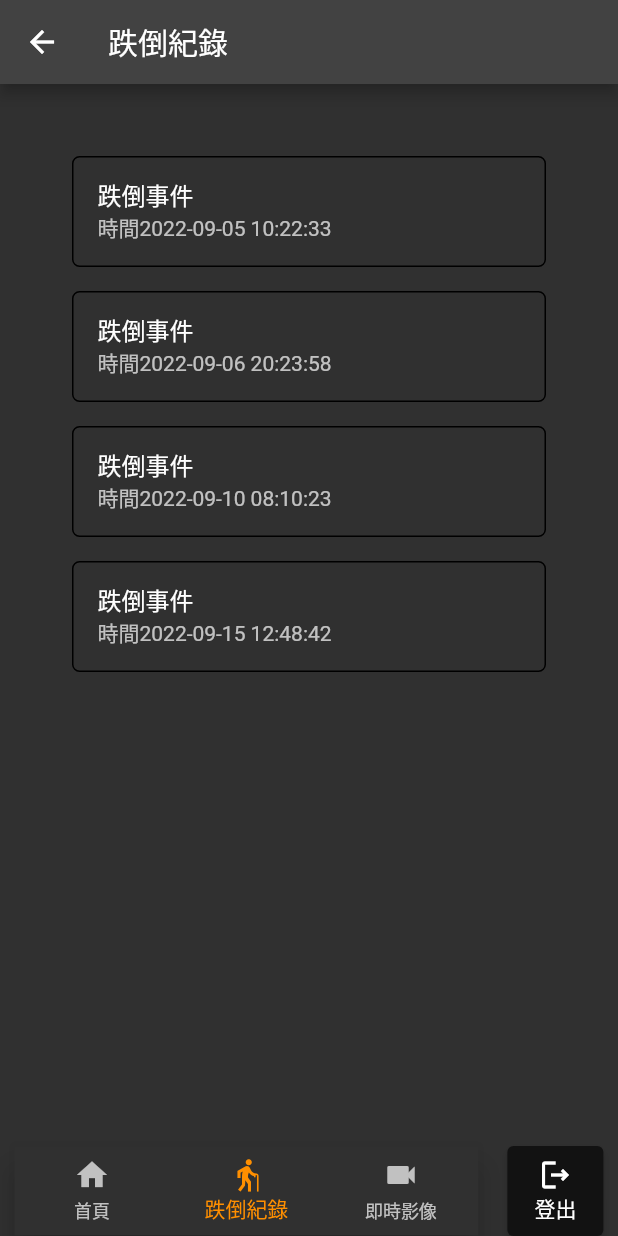
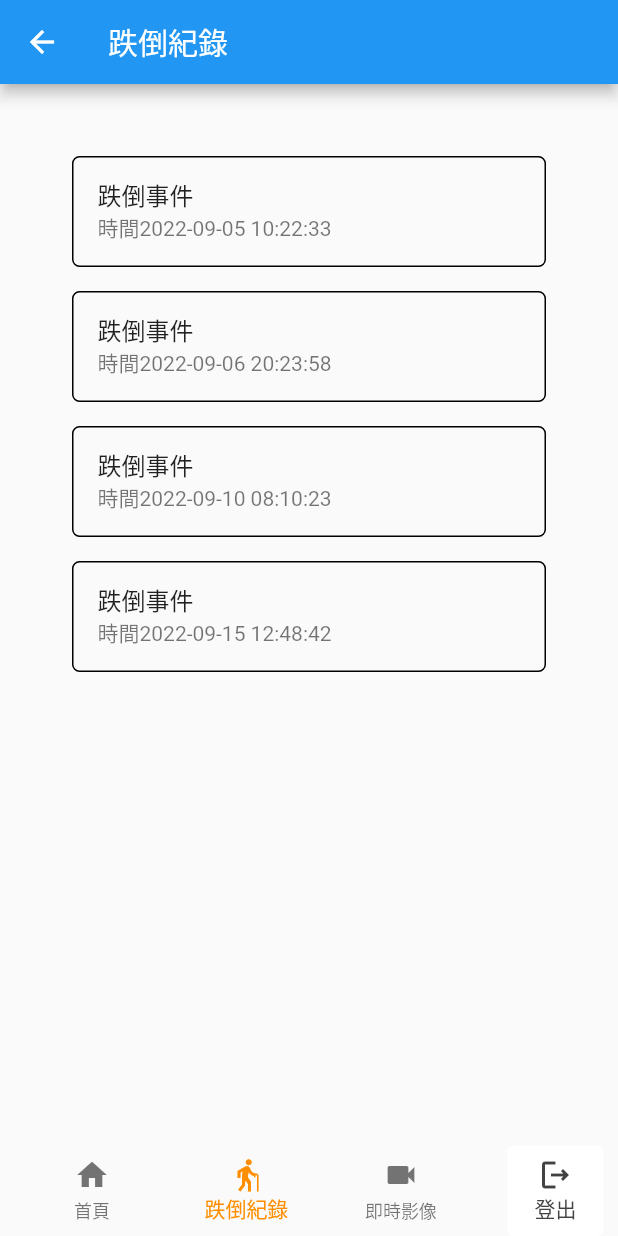
Before and after one commit to sappire11/family_alert, a Flutter app: the Homepage screen opened by its route, item 2 of the bottom bar chosen, on a phone screen of 412 x 824 dp. Run offline on Flutter 3.47's test engine with Material 2 defaults, Android fonts, the phone set to English and light mode, and no system bars; our stand-ins replace chewie, dio, flutter_local_notifications, fluttertoast, sqflite, timezone and 2 more; missing offline and left inert: flutter_vlc_player; accounts and stored records are empty; network calls fail.

Commit message:
#[modify]配色修改

```diff
--- a/lib/home_page.dart
+++ b/lib/home_page.dart
@@ -59,6 +59,7 @@ class _HomepageState extends State<Homepage> {
               Flexible(
                 flex: 3,
                 child: BottomNavigationBar(
+                  elevation: 0,
                   items: [
                     BottomNavigationBarItem(
                       icon: Icon(Icons.home),
@@ -88,8 +89,9 @@ class _HomepageState extends State<Homepage> {
                 flex: 1,
                 child: ElevatedButton(
                     style: ButtonStyle(
-                      backgroundColor:
-                          MaterialStateProperty.all(Color(0xff121212)),
+                      elevation: MaterialStateProperty.all(0),
+                      backgroundColor:  MaterialStateProperty.all(Colors.white),
+                      foregroundColor: MaterialStateProperty.all(Colors.grey[800]),
                     ),
                     onPressed: () => {
                           if (mounted) {logout()}
--- a/lib/main.dart
+++ b/lib/main.dart
@@ -55,9 +55,9 @@ class MyApp extends StatelessWidget {
         },
         title: 'Flutter Demo',
         theme: ThemeData(
-          brightness: Brightness.dark,
-          primaryColor: Colors.grey[800],
-          accentColor: Colors.cyan[600],
+          // brightness: Brightness.dark,
+          // primaryColor: Colors.grey[800],
+          // accentColor: Colors.cyan[600],
         ),
         darkTheme: ThemeData.dark(),
         home: MyHomePage(title: 'Flutter Demo Home Page'),
```
